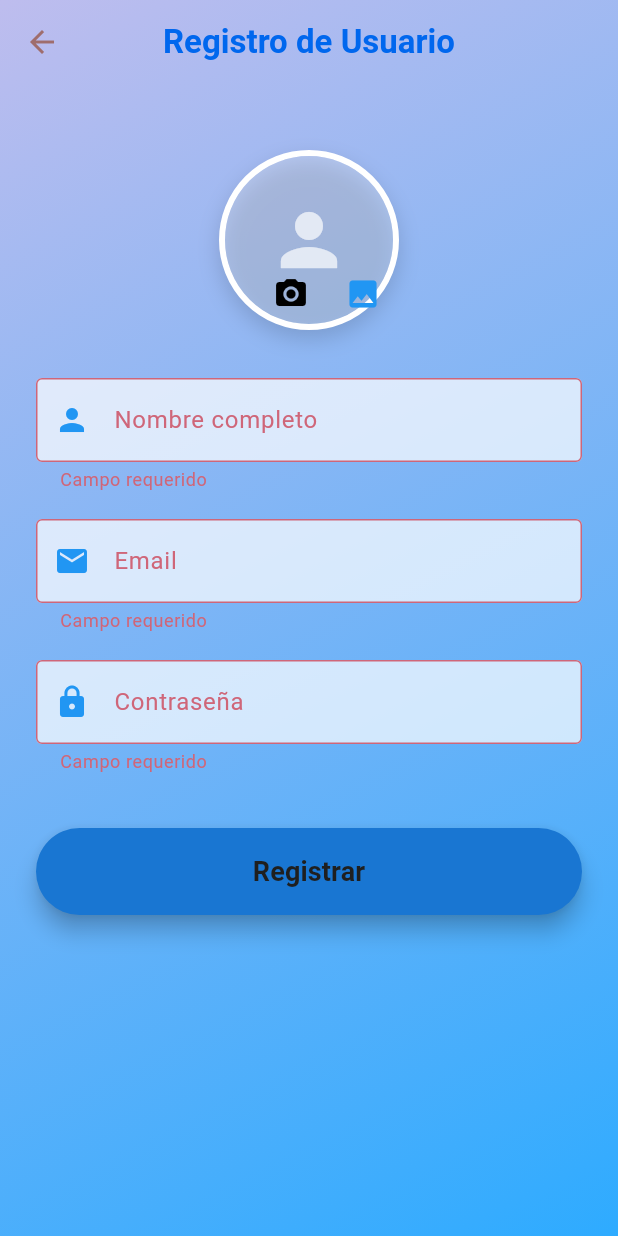
After one commit to JJ5A/Programacion-movil-y-servicios-en-la-nube, a Flutter app: the RegisterScreen screen opened directly, after a tap on "Registrar", on a phone screen of 412 x 824 dp. The commit adds this screen. Run offline on Flutter 3.47's test engine with Material 3 defaults, Android fonts, the phone set to English and light mode, and no system bars; our stand-ins replace image_picker, lottie, sqflite; accounts and stored records are empty.

Commit message:
practica2_register_screen

```diff
--- a/lib/login_screen.dart
+++ b/lib/login_screen.dart
@@ -1,6 +1,7 @@
 import 'package:flutter/material.dart';
 import 'package:lottie/lottie.dart';
-// import 'package:pmsn_2025_2/home_screen.dart';
+
+import 'register_screen.dart';
 
 class LoginScreen extends StatefulWidget {
   const LoginScreen({super.key});
@@ -58,24 +59,38 @@ class _LoginScreenState extends State<LoginScreen> {
               child:Container(
                 padding: EdgeInsets.symmetric(horizontal: 80),
                 width: MediaQuery.of(context).size.width,
-                height: MediaQuery.of(context).size.height*0.27,
+                height: MediaQuery.of(context).size.height*0.32,
                 decoration: BoxDecoration(
                        color: Colors.white,
                   borderRadius: BorderRadius.circular(30),
                 ),
                 child: Column(
+                  mainAxisAlignment: MainAxisAlignment.center,
                   children: [
                     txtUser,
                     txtPassword,
-                    IconButton(onPressed: () {
+                    IconButton(
+                      tooltip: 'Iniciar sesión',
+                      onPressed: () {
                       isValidating = true;
                       setState(() {});
                       Future.delayed(Duration(milliseconds: 2000)).then((value) =>
                       Navigator.pushNamed(context, "/home"));
+                    },
+                    icon: Icon(Icons.login,size:40,),
 
-                    },
-                    icon: Icon(Icons.login,size:40,)
-                    )
+                    ),
+                    const SizedBox(height: 8),
+                    IconButton(
+                      tooltip: 'Registrarse',
+                      icon: const Icon(Icons.person_add, color: Colors.blue, size: 40),
+                      onPressed: () {
+                        Navigator.push(
+                          context,
+                          MaterialPageRoute(builder: (context) => const RegisterScreen()),
+                        );
+                      },
+                    ),
                   ],
                 ),
               ),
--- /dev/null
+++ b/lib/register_screen.dart
@@ -0,0 +1,189 @@
+import 'dart:io';
+
+import 'package:flutter/material.dart';
+import 'package:image_picker/image_picker.dart';
+
+class RegisterScreen extends StatefulWidget {
+  const RegisterScreen({super.key});
+
+  @override
+  State<RegisterScreen> createState() => _RegisterScreenState();
+}
+
+class _RegisterScreenState extends State<RegisterScreen> {
+  final _formKey = GlobalKey<FormState>();
+  final TextEditingController _nameController = TextEditingController();
+  final TextEditingController _emailController = TextEditingController();
+  final TextEditingController _passwordController = TextEditingController();
+  File? _avatar;
+
+  Future<void> _pickImage(ImageSource source) async {
+    final picker = ImagePicker();
+    final pickedFile = await picker.pickImage(source: source, imageQuality: 80);
+    if (pickedFile != null) {
+      setState(() {
+        _avatar = File(pickedFile.path);
+      });
+    }
+  }
+
+  @override
+  Widget build(BuildContext context) {
+    return Scaffold(
+      extendBodyBehindAppBar: true,
+      appBar: AppBar(
+        backgroundColor: Colors.transparent,
+        elevation: 0,
+        title: const Text('Registro de Usuario', style: TextStyle(fontWeight: FontWeight.bold, color: Color.fromARGB(255, 0, 103, 238))),
+        centerTitle: true,
+      ),
+      body: Container(
+        width: double.infinity,
+        height: double.infinity,
+        decoration: const BoxDecoration(
+          gradient: LinearGradient(
+            colors: [Color.fromARGB(255, 190, 189, 238), Color.fromARGB(255, 46, 171, 255)],
+            begin: Alignment.topLeft,
+            end: Alignment.bottomRight,
+          ),
+        ),
+        child: SingleChildScrollView(
+          padding: const EdgeInsets.fromLTRB(24, 100, 24, 24),
+          child: Form(
+            key: _formKey,
+            child: Column(
+              crossAxisAlignment: CrossAxisAlignment.stretch,
+              children: [
+                Center(
+                  child: Stack(
+                    children: [
+                      Container(
+                        decoration: BoxDecoration(
+                          shape: BoxShape.circle,
+                          border: Border.all(color: Colors.white, width: 4),
+                          boxShadow: [
+                            BoxShadow(
+                              color: Colors.black.withOpacity(0.15),
+                              blurRadius: 12,
+                              offset: const Offset(0, 6),
+                            ),
+                          ],
+                        ),
+                        child: CircleAvatar(
+                          radius: 56,
+                          backgroundImage:
+                              _avatar != null ? FileImage(_avatar!) : null,
+                          backgroundColor: Colors.white24,
+                          child: _avatar == null
+                              ? const Icon(Icons.person, size: 56, color: Colors.white70)
+                              : null,
+                        ),
+                      ),
+                      Positioned(
+                        bottom: 0,
+                        right: 0,
+                        child: Material(
+                          color: Colors.transparent,
+                          child: Row(
+                            children: [
+                              IconButton(
+                                icon: const Icon(Icons.camera_alt, color: Color.fromARGB(255, 0, 0, 0)),
+                                onPressed: () => _pickImage(ImageSource.camera),
+                              ),
+                              IconButton(
+                                icon: const Icon(Icons.photo, color: Colors.blue),
+                                onPressed: () => _pickImage(ImageSource.gallery),
+                              ),
+                            ],
+                          ),
+                        ),
+                      ),
+                    ],
+                  ),
+                ),
+                const SizedBox(height: 32),
+                TextFormField(
+                  controller: _nameController,
+                  style: const TextStyle(color: Colors.black),
+                  decoration: const InputDecoration(
+                    prefixIcon: Icon(Icons.person, color: Colors.blue),
+                    labelText: 'Nombre completo',
+                    border: OutlineInputBorder(),
+                    filled: true,
+                    fillColor: Colors.white70,
+                  ),
+                  validator: (value) =>
+                      value == null || value.isEmpty ? 'Campo requerido' : null,
+                ),
+                const SizedBox(height: 18),
+                TextFormField(
+                  controller: _emailController,
+                  style: const TextStyle(color: Colors.black),
+                  decoration: const InputDecoration(
+                    prefixIcon: Icon(Icons.email,color: Colors.blue),
+                    labelText: 'Email',
+                    border: OutlineInputBorder(),
+                    filled: true,
+                    fillColor: Colors.white70,
+                  ),
+                  keyboardType: TextInputType.emailAddress,
+                  validator: (value) {
+                    if (value == null || value.isEmpty) {
+                      return 'Campo requerido';
+                    }
+                    final emailRegex = RegExp(r'^[^@\s]+@[^@\s]+\.[^@\s]+$');
+                    if (!emailRegex.hasMatch(value)) {
+                      return 'Email no válido';
+                    }
+                    return null;
+                  },
+                ),
+                const SizedBox(height: 18),
+                TextFormField(
+                  controller: _passwordController,
+                  style: const TextStyle(color: Colors.black),
+                  decoration: const InputDecoration(
+                    prefixIcon: Icon(Icons.lock,color: Colors.blue),
+                    labelText: 'Contraseña',
+                    border: OutlineInputBorder(),
+                    filled: true,
+                    fillColor: Colors.white70,
+                  ),
+                  obscureText: true,
+                  validator: (value) =>
+                      value == null || value.isEmpty ? 'Campo requerido' : null,
+                ),
+                const SizedBox(height: 36),
+                ElevatedButton(
+                  style: ElevatedButton.styleFrom(
+                    padding: const EdgeInsets.symmetric(vertical: 16),
+                    backgroundColor: Colors.blue.shade700,
+                    shape: RoundedRectangleBorder(
+                      borderRadius: BorderRadius.circular(30),
+                    ),
+                    elevation: 6,
+                  ),
+                    onPressed: () {
+                    if (_formKey.currentState!.validate()) {
+                      ScaffoldMessenger.of(context).showSnackBar(
+                      const SnackBar(
+                        content: Text('Registro exitoso!'),
+                        backgroundColor: Color.fromARGB(255, 0, 103, 238),
+                        behavior: SnackBarBehavior.floating,
+                      ),
+                      );
+                    }
+                    },
+                  child: const Text(
+                    'Registrar',
+                    style: TextStyle(fontSize: 18, fontWeight: FontWeight.bold),
+                  ),
+                ),
+              ],
+            ),
+          ),
+        ),
+      ),
+    );
+  }
+}
--- a/pubspec.yaml
+++ b/pubspec.yaml
@@ -40,6 +40,7 @@ dependencies:
   dot_navigation_bar: ^1.0.2
   sqflite: ^2.4.2
   path_provider: ^2.1.5
+  image_picker: ^1.2.0
 
 
 dev_dependencies:
```
Also changed, not shown: pubspec.lock, 5 other files.
